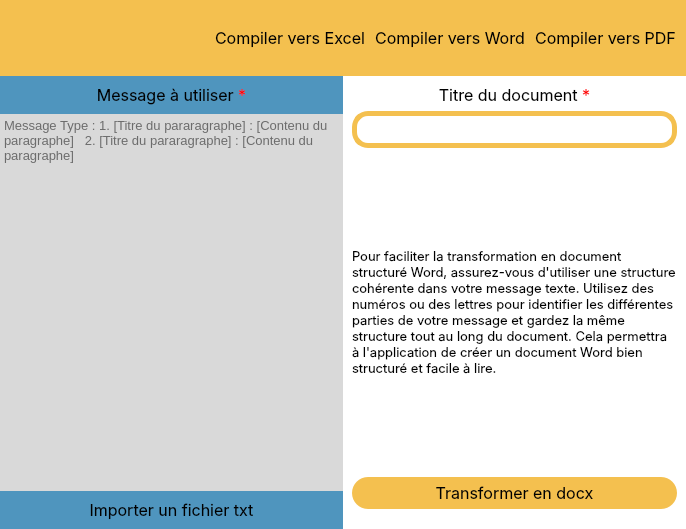
This is word.ui in Melvins45/Message-to-word as Qt 5 draws it before an edit. The edited form follows.
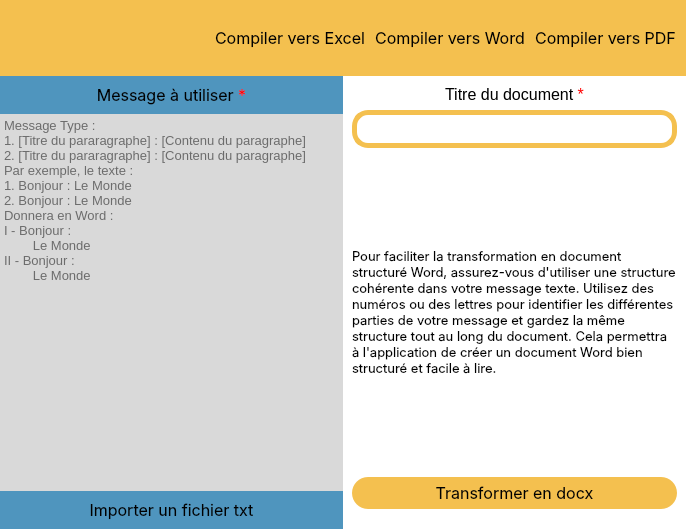
This is the edited form. Icons and pictures are not drawn.

Patch:
```diff
--- a/word.ui
+++ b/word.ui
@@ -2,6 +2,9 @@
 <ui version="4.0">
  <class>wordForm</class>
  <widget class="QWidget" name="wordForm">
+  <property name="enabled">
+   <bool>true</bool>
+  </property>
   <property name="geometry">
    <rect>
     <x>0</x>
@@ -230,7 +233,18 @@
 </string>
            </property>
            <property name="placeholderText">
-            <string>Message Type : 1. [Titre du pararagraphe] : [Contenu du paragraphe]   2. [Titre du pararagraphe] : [Contenu du paragraphe] </string>
+            <string>Message Type :  
+1. [Titre du pararagraphe] : [Contenu du paragraphe]     
+2. [Titre du pararagraphe] : [Contenu du paragraphe]   
+Par exemple, le texte : 
+1. Bonjour : Le Monde 
+2. Bonjour : Le Monde  
+Donnera en Word : 
+I - Bonjour :         
+        Le Monde 
+II - Bonjour :
+        Le Monde
+         </string>
            </property>
           </widget>
          </item>
@@ -295,7 +309,6 @@
              <widget class="QLabel" name="title">
               <property name="font">
                <font>
-                <family>Inter</family>
                 <pointsize>12</pointsize>
                </font>
               </property>
```
Left out of the diff: 27 changed lines with no effect on the pictures.
